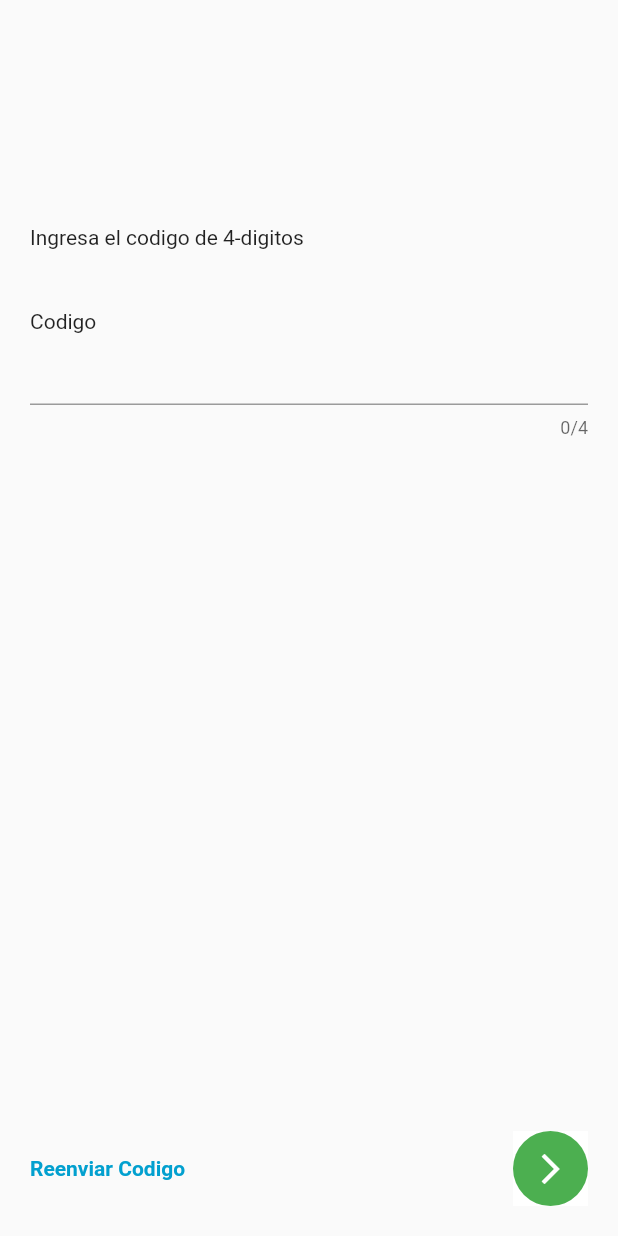
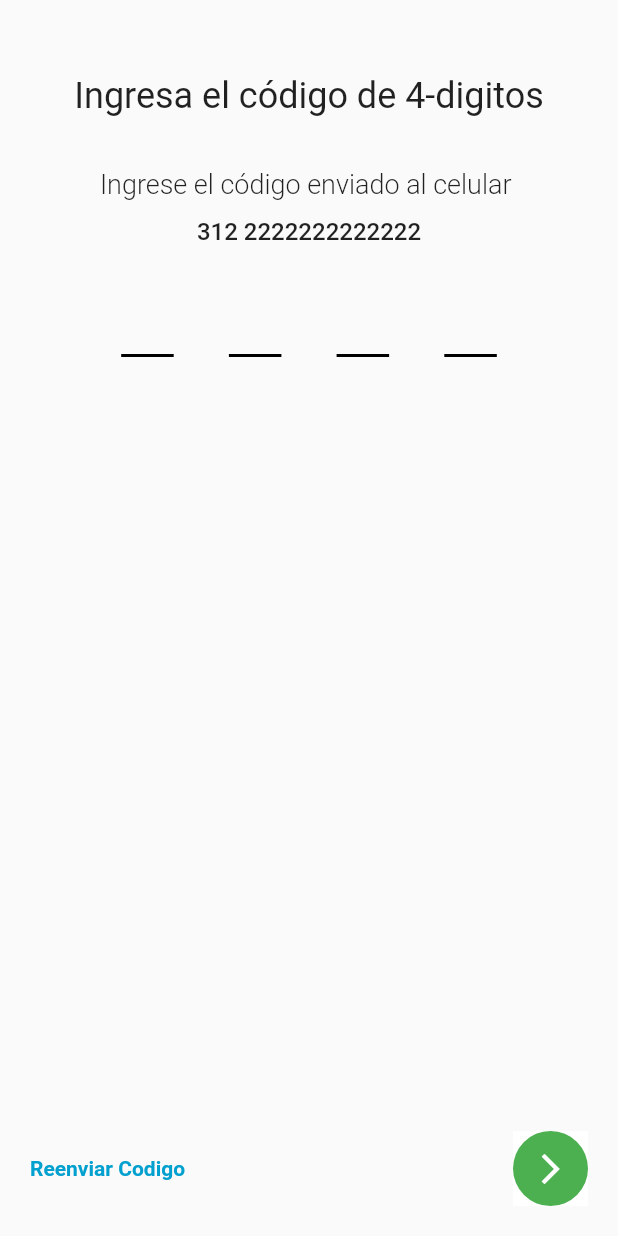
Before and after one commit to diegoalvis/flutter-groceries-app, a Flutter app: the PhoneNumberPage screen opened by its route, after a tap on the "arrow forward ios" icon, on a phone screen of 412 x 824 dp. Run offline on Flutter 3.47's test engine with Material 2 defaults, Android fonts, the phone set to English and light mode, and no system bars; drawn by our look-alikes of pin_code_fields; our stand-ins replace bloc, dio, firebase_auth, flutter_bloc, get_it, shared_preferences; accounts and stored records are empty; generated files the repository leaves out were written again.

```diff
--- a/lib/main.dart
+++ b/lib/main.dart
@@ -3,13 +3,14 @@ import 'package:winkels_customer/core/app_colors.dart';
 import 'package:winkels_customer/ui/screens/phone_number_page.dart';
 import 'package:winkels_customer/ui/screens/select_location_page.dart';
 import 'package:winkels_customer/ui/screens/sing_in_page.dart';
+import 'package:winkels_customer/ui/screens/successful_order_page.dart';
 import 'package:winkels_customer/ui/screens/verification_code.dart';
 import 'package:winkels_customer/ui/welcome/splash.dart';
 import 'package:winkels_customer/ui/welcome/welcome_page.dart';
 
 import 'core/di/app_module.dart';
 import 'ui/screens/home_page.dart';
-import 'ui/screens/my_card.dart';
+import 'ui/screens/my_car_page.dart';
 
 Future<void> main() async {
   WidgetsFlutterBinding.ensureInitialized(); //all widgets are rendered here
@@ -39,14 +40,15 @@ class MyApp extends StatelessWidget {
         initialRoute: '/',
         routes: {
 
-          '/': (BuildContext context) => MyCardPage(),
-          // '/': (BuildContext context) => WelcomePage(),
+          '/': (BuildContext context) => PhoneNumberPage(),
+          // '/': (BuildContext context) => SuccessfulOrderPage(),
 
           '/phone_number': (BuildContext context) => PhoneNumberPage(),
           '/select_location': (BuildContext context) => SelectLocationPage(),
           '/sing_in': (BuildContext context) => SingInPage(),
-          '/verification_code': (BuildContext context) => VerificationCodePage(),
+          '/verification_code': (BuildContext context) => VerificationCodePage(''),
           '/home': (BuildContext context) => HomePage(),
+          '/successful_order': (BuildContext context) => SuccessfulOrderPage(),
 
           // '/welcome': (BuildContext context) => WelcomePage(),
         },
--- a/lib/ui/screens/phone_number_page.dart
+++ b/lib/ui/screens/phone_number_page.dart
@@ -3,18 +3,20 @@ import 'package:flutter/services.dart';
 
 import 'verification_code.dart';
 
-class PhoneNumberPage extends StatelessWidget {
+
+
+class PhoneNumberPage extends StatefulWidget {
+
+  @override
+  _PhoneNumberPageState createState() => _PhoneNumberPageState();
+}
+
+class _PhoneNumberPageState extends State<PhoneNumberPage> {
   @override
   Widget build(BuildContext context) {
-    double width = MediaQuery.of(context).size.width;
-    double height = MediaQuery.of(context).size.height;
+    final TextEditingController _phoneController = new TextEditingController();
 
     return Scaffold(
-      // appBar: AppBar(
-      //   leading: Icon(Icons.arrow_back_ios_outlined),
-      //   backgroundColor: Colors.white,
-      //   elevation: 0.0,
-      // ),
       body: Column(
         children: [
           Image.asset(
@@ -23,14 +25,9 @@ class PhoneNumberPage extends StatelessWidget {
           ),
           Expanded(
               child: Padding(
-            padding: const EdgeInsets.only(
-              right: 20,
-              left: 20,
-              bottom: 20
-            ),
+            padding: const EdgeInsets.only(right: 20, left: 20, bottom: 20),
             child: Column(
               children: [
-
                 Text(
                   'Consigue lo que necesitas\a con Winkels',
                   style: TextStyle(fontSize: 22),
@@ -50,11 +47,11 @@ class PhoneNumberPage extends StatelessWidget {
                       child: Form(
                         child: TextFormField(
                           maxLength: 10,
+                          controller: _phoneController,
                           keyboardType: TextInputType.number,
                           inputFormatters: <TextInputFormatter>[
                             FilteringTextInputFormatter.allow(RegExp(r'[0-9]')),
                           ],
-                          // inputFormatters: <TextInputFormatter>[WhitelistingTextInputFormatter.digitsOnly],
                           validator: (value) {
                             if (value.length == 10 && value.startsWith('3')) {
                               return null;
@@ -85,7 +82,7 @@ class PhoneNumberPage extends StatelessWidget {
                             icon: Icon(Icons.arrow_forward_ios),
                             color: Colors.white,
                             onPressed: () {
-                              Navigator.push(context, MaterialPageRoute(builder: (context) => VerificationCodePage()));
+                              Navigator.push(context, MaterialPageRoute(builder: (context) => VerificationCodePage('312 2222222222222')));
                             },
                           ),
                         ),
--- a/lib/ui/screens/verification_code.dart
+++ b/lib/ui/screens/verification_code.dart
@@ -1,58 +1,72 @@
 import 'package:flutter/material.dart';
 import 'package:flutter/services.dart';
+import 'package:pin_code_fields/pin_code_fields.dart';
+import 'package:winkels_customer/ui/utils/custom_widgets/primary_button.dart';
 
 import 'select_location_page.dart';
 
-class VerificationCodePage extends StatelessWidget {
+
+class VerificationCodePage extends StatefulWidget {
+  static const routeName = '/verification_code';
+  final String _phoneNumber;
+
+
+  VerificationCodePage(this._phoneNumber);
+
+
+  @override
+  _VerificationCodePageState createState() => _VerificationCodePageState();
+}
+
+class _VerificationCodePageState extends State<VerificationCodePage> {
+  TextEditingController _pinController = TextEditingController();
+  bool hasError = false;
+
+
   @override
   Widget build(BuildContext context) {
-    double width = MediaQuery.of(context).size.width;
-    double height = MediaQuery.of(context).size.height;
-
     return Scaffold(
-      body: Stack(
-        children: [
+      body: Padding(
+        padding: const EdgeInsets.only(right: 20, left: 20, bottom: 20, top: 50),
+        child: Column(
+          mainAxisSize: MainAxisSize.min,
+          mainAxisAlignment: MainAxisAlignment.start,
+          children: <Widget>[
             Padding(
-            padding: const EdgeInsets.only(right: 20, left: 20, bottom: 20),
-            child: Column(
-              mainAxisAlignment: MainAxisAlignment.spaceBetween,
-              crossAxisAlignment: CrossAxisAlignment.stretch,
-              children: [
-                Container(
-                  height: 150,
+              padding: const EdgeInsets.only(bottom: 34),
+              child: Text(
+                'Ingresa el código de 4-digitos',
+                style: TextStyle(fontSize: 24,),
               ),
-                Text(
-                  'Ingresa el codigo de 4-digitos',
             ),
+            Text('Ingrese el código enviado al celular ', style: TextStyle(fontSize: 18, fontWeight: FontWeight.w300)),
             SizedBox(
-                  height: 40,
+              height: 12,
             ),
-                Column(
-                  crossAxisAlignment: CrossAxisAlignment.stretch,
-                  children: [
-                    Text('Codigo'),
-                    Row(
-                      children: [
-                        Expanded(
-                          child: Form(
-                            child: TextFormField(
-                              maxLength: 4,
-                              keyboardType: TextInputType.number,
+            Text('${widget._phoneNumber}', style: TextStyle(fontSize: 16, fontWeight: FontWeight.w500)),
+            Padding(
+                padding: const EdgeInsets.fromLTRB(24, 24, 24, 0),
+                child: PinCodeTextField(
                   inputFormatters: <TextInputFormatter>[
                     FilteringTextInputFormatter.allow(RegExp(r'[0-9]')),
                   ],
-                              validator: (value) {
-                                if (value.length == 4) {
-                                  return null;
-                                }
-                                return 'Número incorrecto';
+                  controller: _pinController,
+                  keyboardType: TextInputType.number,
+                  length: 4,
+                  mainAxisAlignment: MainAxisAlignment.spaceEvenly,
+                  animationType: AnimationType.fade,
+                  animationDuration: Duration(milliseconds: 300),
+                  backgroundColor: Colors.transparent,
+                  pinTheme: PinTheme(
+                      fieldWidth: 35, activeColor: Colors.black, selectedColor: Colors.white, inactiveColor: Colors.black),
+                  onCompleted: (v) {
+                    print('Procesando...');
                   },
-                            ),
-                          ),
-                        ),
-                      ],
-                    ),
-                  ],
+                )),
+            Text(
+              hasError ? '* Código incorrecto' : "",
+              semanticsLabel: "error",
+              style: Theme.of(context).textTheme.caption,
             ),
             Flexible(child: Container(height: double.infinity, width: double.infinity)),
             Row(
@@ -91,10 +105,9 @@ class VerificationCodePage extends StatelessWidget {
                 )
               ],
             ),
+
           ],
         ),
-          )
-        ],
       ),
     );
   }
```
Also changed, not shown: lib/ui/screens/home_page.dart (+21 -8 lines), lib/ui/screens/my_car_page.dart (+83 -6 lines), lib/ui/screens/select_location_page.dart (+1 -9 lines), lib/ui/screens/sing_in_page.dart (+1 -6 lines), lib/ui/screens/successful_order_page.dart (added, +48 -0 lines), assets/images/img_successful_order.png (added). Lines whose indentation alone changed are shown as unchanged.
